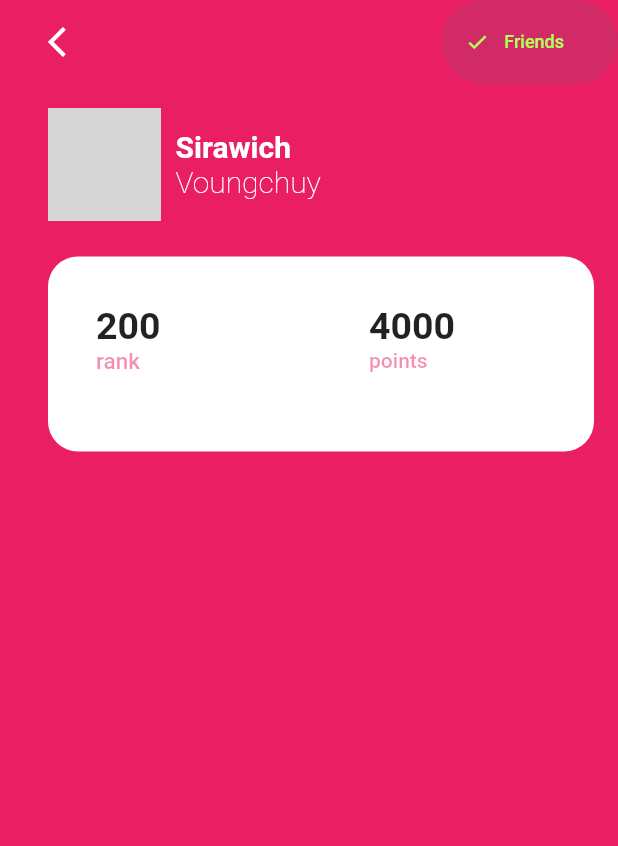
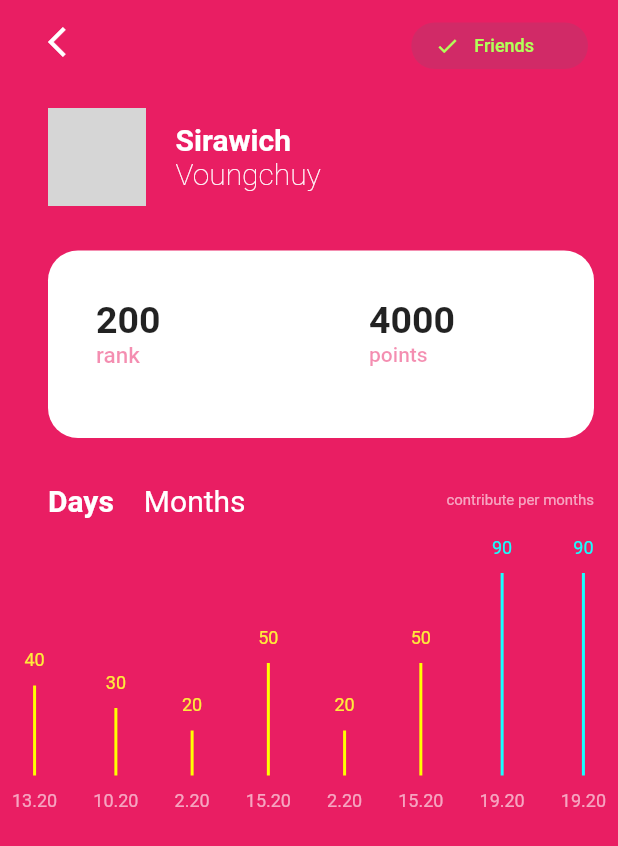
Before and after one commit to SirawichDev/git_statistic_flutter, a Flutter app: the screen it shows after launch, on a phone screen of 412 x 824 dp. Shown: the top 846 px of the screen. Run offline on Flutter 3.47's test engine with Material 2 defaults, Android fonts, the phone set to English and light mode, and no system bars; grey boxes are pictures that could not be loaded.

Commit message:
chart 90%

```diff
--- a/lib/main.dart
+++ b/lib/main.dart
@@ -24,7 +24,10 @@ class HomePage extends StatelessWidget {
           ],
         ),
         actions: <Widget>[
-          Container(
+          Padding(
+            padding:
+                const EdgeInsets.only(top: 15.0, right: 20.0, bottom: 10.0),
+            child: Container(
               height: 200.0,
               decoration: BoxDecoration(
                   borderRadius: BorderRadius.circular(60.0),
@@ -54,6 +57,7 @@ class HomePage extends StatelessWidget {
                 ),
                 onPressed: () {},
               ),
+            ),
           )
         ],
       ),
@@ -61,7 +65,8 @@ class HomePage extends StatelessWidget {
       body: Column(
         children: <Widget>[
           userComponent(),
-          scorer()
+          scorerComponent(),
+          graphComponent()
         ],
       ),
     );
@@ -73,15 +78,15 @@ class HomePage extends StatelessWidget {
       child: Row(
         children: <Widget>[
           Container(
-            width: 75.0,
-            height: 75.0,
+            width: 65.0,
+            height: 65.0,
             decoration: BoxDecoration(
-              borderRadius: BorderRadius.circular(25.0),
+              borderRadius: BorderRadius.circular(20.0),
               image: DecorationImage(image: AssetImage('assets/x.jpeg')),
             ),
           ),
           SizedBox(
-            width: 10.0,
+            width: 20.0,
           ),
           Column(
             crossAxisAlignment: CrossAxisAlignment.start,
@@ -107,16 +112,14 @@ class HomePage extends StatelessWidget {
     );
   }
 
-  Widget scorer() {
+  Widget scorerComponent() {
     return Padding(
-      padding: const EdgeInsets.only(left: 32,top: 24.0,right: 16.0),
+      padding: const EdgeInsets.only(left: 32, top: 30.0, right: 16.0),
       child: Container(
         width: double.infinity,
-        height: 130.0,
+        height: 125.0,
         decoration: BoxDecoration(
-            borderRadius: BorderRadius.circular(20.0),
-            color: Colors.white
-        ),
+            borderRadius: BorderRadius.circular(20.0), color: Colors.white),
         child: Row(
           children: <Widget>[
             Expanded(
@@ -125,8 +128,18 @@ class HomePage extends StatelessWidget {
                 child: Column(
                   crossAxisAlignment: CrossAxisAlignment.start,
                   children: <Widget>[
-                    Text("200",style: TextStyle(fontSize: 25.0,fontWeight: FontWeight.bold),),
-                    Text("rank",style: TextStyle(fontSize: 15.0,color: Colors.pink.withOpacity(.5),fontWeight: FontWeight.w500),)
+                    Text(
+                      "200",
+                      style: TextStyle(
+                          fontSize: 25.0, fontWeight: FontWeight.bold),
+                    ),
+                    Text(
+                      "rank",
+                      style: TextStyle(
+                          fontSize: 15.0,
+                          color: Colors.pink.withOpacity(.5),
+                          fontWeight: FontWeight.w500),
+                    )
                   ],
                 ),
               ),
@@ -137,8 +150,17 @@ class HomePage extends StatelessWidget {
                 child: Column(
                   crossAxisAlignment: CrossAxisAlignment.start,
                   children: <Widget>[
-                    Text("4000",style: TextStyle(fontWeight: FontWeight.bold,fontSize: 25.0),),
-                    Text("points",style: TextStyle(fontWeight: FontWeight.w500,color:Colors.pink.withOpacity(.5)),)
+                    Text(
+                      "4000",
+                      style: TextStyle(
+                          fontWeight: FontWeight.bold, fontSize: 25.0),
+                    ),
+                    Text(
+                      "points",
+                      style: TextStyle(
+                          fontWeight: FontWeight.w500,
+                          color: Colors.pink.withOpacity(.5)),
+                    )
                   ],
                 ),
               ),
@@ -148,4 +170,89 @@ class HomePage extends StatelessWidget {
       ),
     );
   }
+
+  Widget graphComponent() {
+    return Column(
+      children: <Widget>[
+        Padding(
+          padding: const EdgeInsets.only(left: 32.0, top: 30.0, right: 16.0),
+          child: Row(
+            mainAxisSize: MainAxisSize.max,
+            children: <Widget>[
+              Text(
+                "Days",
+                style: TextStyle(
+                    color: Colors.white,
+                    fontSize: 20.0,
+                    fontWeight: FontWeight.w700),
+              ),
+              SizedBox(
+                width: 20.0,
+              ),
+              Text(
+                "Months",
+                style: TextStyle(color: Colors.white, fontSize: 20.0),
+              ),
+              Expanded(
+                child: Text(
+                  "contribute per months",
+                  textAlign: TextAlign.end,
+                  style: TextStyle(
+                      color: Colors.white.withOpacity(.6), fontSize: 10.0),
+                ),
+              )
+            ],
+          ),
+        ),
+        Padding(
+          padding: const EdgeInsets.all(8.0),
+          child: Container(
+            width: double.infinity,
+            height: 200.0,
+            child: Row(
+              mainAxisAlignment: MainAxisAlignment.spaceBetween,
+              children: <Widget>[
+                chartComponent("13.20", 40),
+                chartComponent("10.20", 30),
+                chartComponent("2.20", 20),
+                chartComponent("15.20", 50),
+                chartComponent("2.20", 20),
+                chartComponent("15.20", 50),
+                chartComponent("19.20", 90),
+                chartComponent("19.20", 90),
+              ],
+            ),
+          ),
+        )
+      ],
+    );
   }
+
+  Widget chartComponent(String day, int value) {
+    var cHeight = 150.0 * value / 100.0;
+    var offsety = 200.0 - cHeight - 60.0;
+    return Column(
+      children: <Widget>[
+        SizedBox(
+          height: offsety,
+        ),
+        Text(
+          value.toString(),
+          style: TextStyle(fontSize: 12.0, color: value > 50 ? Colors.cyanAccent: Colors.yellow),
+        ),
+        SizedBox(
+          height: 10.0,
+        ),
+        Container(
+          width: 2.0,
+          height: cHeight,
+          color: value > 50 ? Colors.cyanAccent : Colors.yellowAccent,
+        ),
+        SizedBox(
+          height: 10.0,
+        ),
+        Text(day,style: TextStyle(fontSize: 12.0,color: Colors.white.withOpacity(.6)),)
+      ],
+    );
+  }
+}
```
Lines whose indentation alone changed are shown as unchanged.
